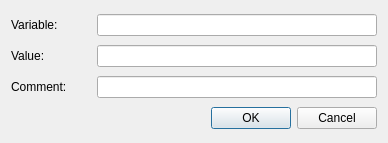
Before: the Qt Designer form src/variabledialog.ui in loimu/zeit, drawn with Qt 5.
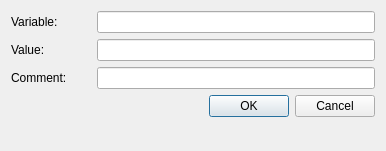
After: the same form once the commit is applied.

What changed in the file:
```diff
--- a/src/variabledialog.ui
+++ b/src/variabledialog.ui
@@ -6,8 +6,8 @@
    <rect>
     <x>0</x>
     <y>0</y>
-    <width>388</width>
-    <height>143</height>
+    <width>386</width>
+    <height>151</height>
    </rect>
   </property>
   <property name="windowTitle">
@@ -88,13 +88,6 @@
    </item>
    <item>
     <layout class="QHBoxLayout" name="horizontalLayout_4">
-     <item>
-      <widget class="QLabel" name="errorLabel">
-       <property name="text">
-        <string/>
-       </property>
-      </widget>
-     </item>
      <item>
       <widget class="QDialogButtonBox" name="buttonBox">
        <property name="orientation">
@@ -107,6 +100,13 @@
      </item>
     </layout>
    </item>
+   <item>
+    <widget class="QLabel" name="errorLabel">
+     <property name="text">
+      <string/>
+     </property>
+    </widget>
+   </item>
   </layout>
  </widget>
  <resources/>
```
